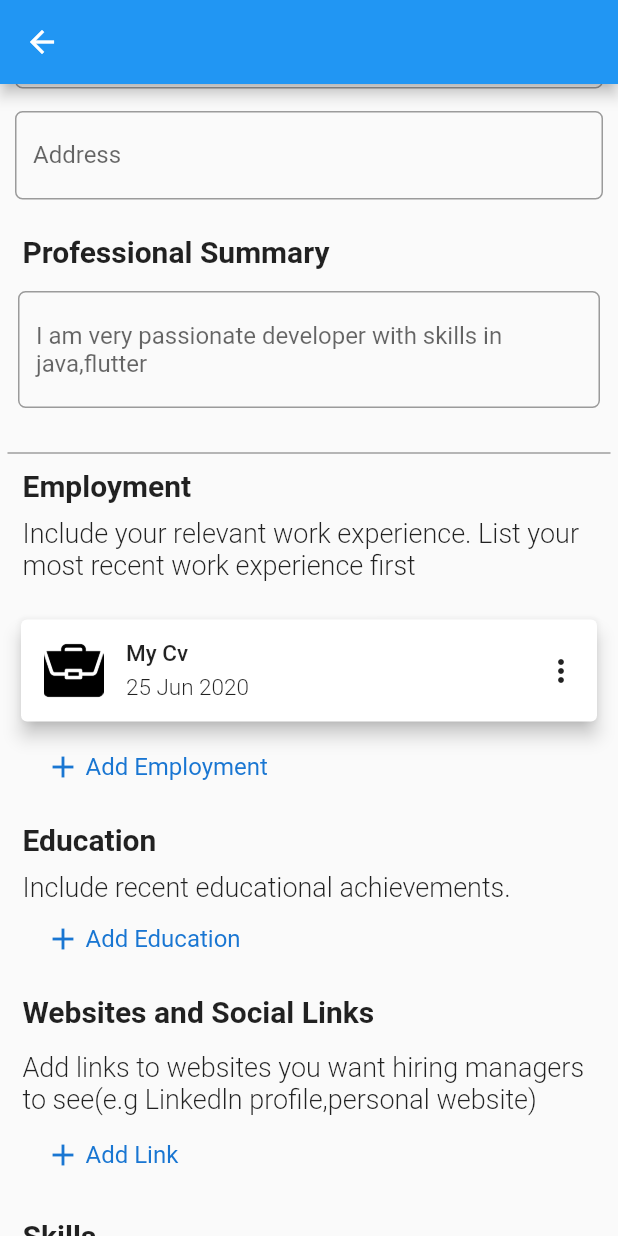
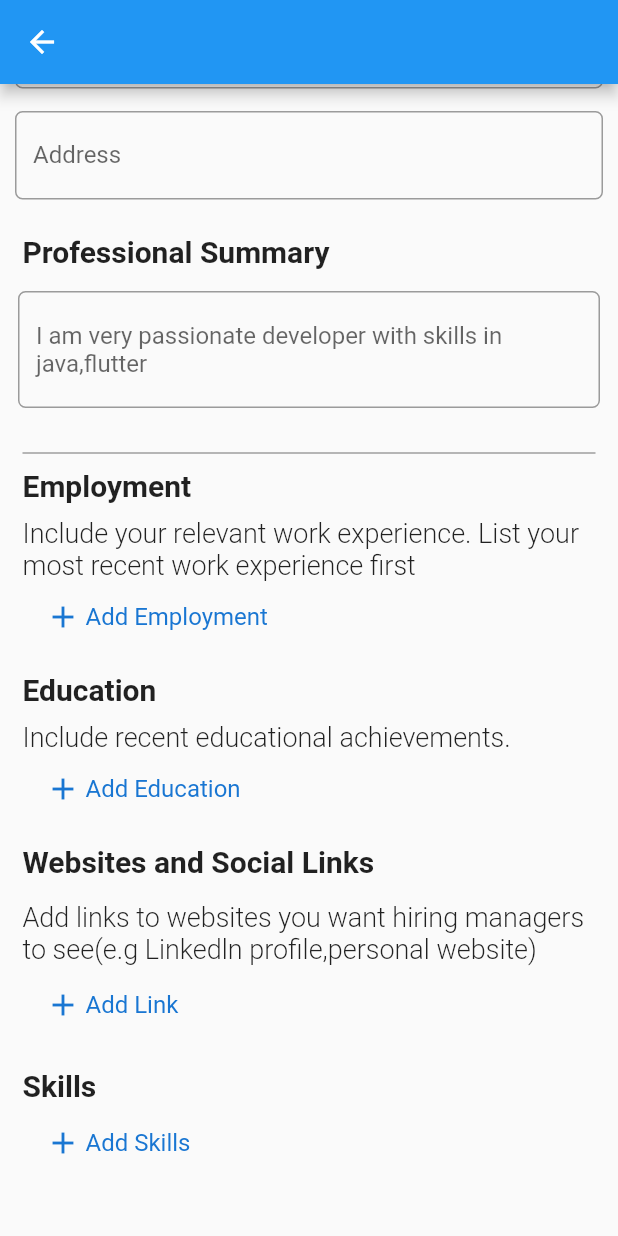
Before and after one commit to Itz-kwaz/CV-Generator, a Flutter app: the CreateCv screen opened directly, scrolled down 419 dp, on a phone screen of 412 x 824 dp. Run offline on Flutter 3.47's test engine with Material 2 defaults, Android fonts, the phone set to English and light mode, and no system bars; our stand-ins replace pdf, splashscreen.

Commit message:
Completed UI of the App

```diff
--- a/cv_generator/lib/main.dart
+++ b/cv_generator/lib/main.dart
@@ -115,9 +115,9 @@ class _MainScreenState extends State<MainScreen> {
                               ),
                               Container(
                                 child:Image(
-                                    image:AssetImage('assets/file.png')),
-                                width: 40.0,
-                                height: 40.0,
+                                    image:AssetImage('assets/resume.png')),
+                                width: 60.0,
+                                height: 60.0,
                               ),
                               SizedBox(
                                 width: 15.0,
--- a/cv_generator/lib/screen/create_cv.dart
+++ b/cv_generator/lib/screen/create_cv.dart
@@ -1,6 +1,8 @@
 import 'package:flutter/cupertino.dart';
 import 'package:flutter/material.dart';
-import 'package:cvgenerator/screen/details_screen.dart';
+import 'package:cvgenerator/screen/jobs_edu_screen.dart';
+import 'package:cvgenerator/screen/links_screen.dart';
+import 'package:cvgenerator/screen/skills_screen.dart';
 
 
 class CreateCv extends StatefulWidget{
@@ -11,20 +13,42 @@ class CreateCv extends StatefulWidget{
 
 class _CreateCvState extends State<CreateCv> {
 
+  final int count= 0;
+  final double height = 0;
+  final String imageUri = "assets/file.png";
+  List<Map> list;
+
+  String value;
   static const  popItem = <String>['Delete'];
   static List<PopupMenuItem<String>> _pop  = popItem.map((String val) =>
       PopupMenuItem<String>(
         value: val,
         child: Text(val),
       )).toList();
-  String value;
-  //Number os  work experiences added by User.
-  int jobCount;
+
+  //Variable for company List;
+  List<Map> jobData = new List();
+  int _jobCount = 0;
+  double _jobListHeight = 0;
+  String _jobImageUri = "assets/portfolio.png";
 
   //Number of educational achievements added by User.
-  int eduCount;
+  List<Map> eduData = new List();
+  int _eduCount = 0;
+  double _eduListHeight = 0.0;
+  String _eduImageUri = 'assets/extension.png';
 
-  int linkCount;
+  //Number of Social Links,Website or Portfolio LInks added by User
+  List<Map> linkData = new List();
+  int _linkCount = 0;
+  double _linkListHeight = 0.0;
+  String _linkImageUri = "assets/extension.png";
+
+  //Number of Skills added by User
+  List<Map> skillData = new List();
+  int _skillsCount = 0;
+  double _skillsListHeight = 0.0;
+  String _skillsImageUri = "assets/extension.png";
 
   TextEditingController _firstNameController;
   TextEditingController _lastNameController;
@@ -36,6 +60,7 @@ class _CreateCvState extends State<CreateCv> {
 
   @override
   Widget build(BuildContext context) {
+
     return Scaffold(
       appBar: AppBar(
       ),
@@ -129,7 +154,7 @@ class _CreateCvState extends State<CreateCv> {
           Padding(
             padding: EdgeInsets.only(left:12.0,right: 12.0,bottom: 5.0),
             child: TextField(
-              controller: _phoneNoController,
+              controller: _aboutController,
               maxLines: null,
               decoration: InputDecoration(
                  hintText: "I am very passionate developer with skills in java,flutter",
@@ -143,8 +168,8 @@ class _CreateCvState extends State<CreateCv> {
             color: Colors.grey,
             height: 20,
             thickness: 1,
-            indent: 5,
-            endIndent: 5,
+            indent: 15,
+            endIndent: 15,
           ),
           Padding(
             padding: EdgeInsets.only(left:15.0,bottom: 10.0),
@@ -164,12 +189,12 @@ class _CreateCvState extends State<CreateCv> {
                 ),)
           ),
           Container(
-              height: 100.0,
+            height: _jobListHeight,
             child: ListView.builder(
                 shrinkWrap: true,
-                  itemCount: 1,
-                  itemBuilder: (context, index) {
-                    return Container(
+                itemCount: _jobCount,
+                itemBuilder:(context,index){
+                  return  Container(
                       child: Padding(
                           padding: EdgeInsets.all(10.0),
                           child:GestureDetector(
@@ -184,7 +209,7 @@ class _CreateCvState extends State<CreateCv> {
                                         ),
                                         Container(
                                           child:Image(
-                                                image:AssetImage('assets/portfolio.png')),
+                                              image:AssetImage(_skillsImageUri)),
                                           width: 40.0,
                                           height: 40.0,
                                         ),
@@ -194,13 +219,13 @@ class _CreateCvState extends State<CreateCv> {
                                         Column(
                                           crossAxisAlignment: CrossAxisAlignment.start,
                                           children: <Widget>[
-                                              Text('My Cv',
+                                            Text(jobData[index]["firstLabel"],
                                                 style: TextStyle(
                                                     fontSize: 15.0,
                                                     fontWeight: FontWeight.w500
                                                 )),
                                             SizedBox(height: 5.0),
-                                              Text('25 Jun 2020',
+                                            Text(jobData[index]["secondLabel"],
                                                 style: TextStyle(
                                                     fontSize: 15.0,
                                                     fontWeight: FontWeight.w300
@@ -220,9 +245,11 @@ class _CreateCvState extends State<CreateCv> {
                           )
                       )
                   );
-                  })),
-          GestureDetector(
-            onTap: navigateTo,
+                }
+            ),),
+          InkWell(
+              splashColor: Colors.purple[100],
+              child:Container(
                 child: Row(
                   mainAxisAlignment: MainAxisAlignment.start,
                   children: <Widget>[
@@ -238,7 +265,10 @@ class _CreateCvState extends State<CreateCv> {
                           color: Colors.blue[700]
                       ),),
                   ],
-            ),
+                ),),
+              onTap:(){
+                navigateToDetailsScreen("Company","Job title","work");
+              }
           ),
           SizedBox(height:25.0),
           Padding(
@@ -259,12 +289,12 @@ class _CreateCvState extends State<CreateCv> {
                 ),)
           ),
           Container(
-              height: 0,
+            height: _eduListHeight,
             child: ListView.builder(
                 shrinkWrap: true,
-                  itemCount: 1,
-                  itemBuilder: (context, index) {
-                    return Container(
+                itemCount: _eduCount,
+                itemBuilder:(context,index){
+                  return  Container(
                       child: Padding(
                           padding: EdgeInsets.all(10.0),
                           child:GestureDetector(
@@ -279,7 +309,7 @@ class _CreateCvState extends State<CreateCv> {
                                         ),
                                         Container(
                                           child:Image(
-                                                image:AssetImage('assets/portfolio.png')),
+                                              image:AssetImage(_eduImageUri)),
                                           width: 40.0,
                                           height: 40.0,
                                         ),
@@ -289,13 +319,13 @@ class _CreateCvState extends State<CreateCv> {
                                         Column(
                                           crossAxisAlignment: CrossAxisAlignment.start,
                                           children: <Widget>[
-                                              Text('My Cv',
+                                            Text(eduData[index]["firstLabel"],
                                                 style: TextStyle(
                                                     fontSize: 15.0,
                                                     fontWeight: FontWeight.w500
                                                 )),
                                             SizedBox(height: 5.0),
-                                              Text('25 Jun 2020',
+                                            Text(eduData[index]["secondLabel"],
                                                 style: TextStyle(
                                                     fontSize: 15.0,
                                                     fontWeight: FontWeight.w300
@@ -315,9 +345,11 @@ class _CreateCvState extends State<CreateCv> {
                           )
                       )
                   );
-                  })),
-          GestureDetector(
-            onTap: navigateTo,
+                }
+            ),),
+          InkWell(
+              splashColor: Colors.purple[100],
+              child:Container(
                 child: Row(
                   mainAxisAlignment: MainAxisAlignment.start,
                   children: <Widget>[
@@ -333,7 +365,10 @@ class _CreateCvState extends State<CreateCv> {
                           color: Colors.blue[700]
                       ),),
                   ],
-            ),
+                ),),
+              onTap:(){
+                navigateToDetailsScreen("School","Degree","study");
+              }
           ),
           SizedBox(height:25.0),
           Padding(
@@ -354,12 +389,12 @@ class _CreateCvState extends State<CreateCv> {
                 ),)
           ),
             Container(
-              height: 0,
+            height: _linkListHeight,
             child: ListView.builder(
               shrinkWrap: true,
-                  itemCount: 1,
-                  itemBuilder: (context, index) {
-                    return Container(
+                itemCount: _linkCount,
+                itemBuilder:(context,index){
+                  return  Container(
                       child: Padding(
                           padding: EdgeInsets.all(10.0),
                           child:GestureDetector(
@@ -374,7 +409,7 @@ class _CreateCvState extends State<CreateCv> {
                                         ),
                                         Container(
                                           child:Image(
-                                                image:AssetImage('assets/portfolio.png')),
+                                              image:AssetImage(imageUri)),
                                           width: 40.0,
                                           height: 40.0,
                                         ),
@@ -384,13 +419,13 @@ class _CreateCvState extends State<CreateCv> {
                                         Column(
                                           crossAxisAlignment: CrossAxisAlignment.start,
                                           children: <Widget>[
-                                              Text('My Cv',
+                                            Text(linkData[index]["firstLabel"],
                                                 style: TextStyle(
                                                     fontSize: 15.0,
                                                     fontWeight: FontWeight.w500
                                                 )),
                                             SizedBox(height: 5.0),
-                                              Text('25 Jun 2020',
+                                            Text(linkData[index]["secondLabel"],
                                                 style: TextStyle(
                                                     fontSize: 15.0,
                                                     fontWeight: FontWeight.w300
@@ -410,14 +445,17 @@ class _CreateCvState extends State<CreateCv> {
                           )
                       )
                   );
-                  })),
-          Row(
+                }
+            ),),
+          InkWell(
+            splashColor: Colors.purple[100],
+            child:Container(
+            child: Row(
             mainAxisAlignment: MainAxisAlignment.start,
             children: <Widget>[
             SizedBox(width: 30.0,),
             Icon(Icons.add,
             color: Colors.blue[700],
-
             ),
             SizedBox(width:3.0),
             Text("Add Link",
@@ -427,7 +465,12 @@ class _CreateCvState extends State<CreateCv> {
             color: Colors.blue[700]
             ),),
             ],
+            ),),
+              onTap:(){
+                navigateToLinksScreen();
+              }
           ),
+
           SizedBox(height: 30.0),
           Padding(
             padding: EdgeInsets.only(left:15.0,bottom: 15.0),
@@ -438,12 +481,12 @@ class _CreateCvState extends State<CreateCv> {
               ),),
           ),
           Container(
-              height: 0,
+            height: _skillsListHeight,
             child: ListView.builder(
                 shrinkWrap: true,
-                  itemCount: 1,
-                  itemBuilder: (context, index) {
-                    return Container(
+                itemCount: _skillsCount,
+                itemBuilder:(context,index){
+                  return  Container(
                       child: Padding(
                           padding: EdgeInsets.all(10.0),
                           child:GestureDetector(
@@ -458,7 +501,7 @@ class _CreateCvState extends State<CreateCv> {
                                         ),
                                         Container(
                                           child:Image(
-                                                image:AssetImage('assets/portfolio.png')),
+                                              image:AssetImage(_skillsImageUri)),
                                           width: 40.0,
                                           height: 40.0,
                                         ),
@@ -468,10 +511,16 @@ class _CreateCvState extends State<CreateCv> {
                                         Column(
                                           crossAxisAlignment: CrossAxisAlignment.start,
                                           children: <Widget>[
-                                              Text('My Cv',
+                                            Text(skillData[index]["firstLabel"],
                                                 style: TextStyle(
                                                     fontSize: 15.0,
                                                     fontWeight: FontWeight.w500
+                                                )),
+                                            SizedBox(height: 5.0),
+                                            Text(skillData[index]["secondLabel"],
+                                                style: TextStyle(
+                                                    fontSize: 15.0,
+                                                    fontWeight: FontWeight.w300
                                                 )),
                                           ],
                                         ),
@@ -482,41 +531,93 @@ class _CreateCvState extends State<CreateCv> {
                                             },
                                             itemBuilder:(BuildContext context) =>_pop)
                                       ],
-                                      ), ))
+                                    ), )
+
+                              )
                           )
                       )
                   );
-                  })),
-          Row(
+                }
+            ),),
+          InkWell(
+              splashColor: Colors.purple[100],
+              child:Container(
+                child: Row(
                   mainAxisAlignment: MainAxisAlignment.start,
                   children: <Widget>[
-              SizedBox(width: 15.0,),
+                    SizedBox(width: 30.0,),
                     Icon(Icons.add,
                       color: Colors.blue[700],
                     ),
                     SizedBox(width:3.0),
-              Text("Add Skill",
+                    Text("Add Skills",
                       style: TextStyle(
                           fontSize: 16.0,
                           fontWeight: FontWeight.w400,
                           color: Colors.blue[700]
                       ),),
                   ],
+                ),),
+              onTap:(){
+                navigateToSkillsScreen();
+              }
           ),
-
           SizedBox(height: 50,)
         ],
         );
       })
     );
   }
-  void navigateTo() async {
-    bool result = await Navigator.push(context, MaterialPageRoute(
-      builder: (context)  => DetailsScreen(),
+  void navigateToDetailsScreen(String firstLabel, String secondLabel,String hintText) async {
+    Map result = await Navigator.push(context, MaterialPageRoute(
+      builder: (context)  => JobsEduScreen(firstLabel,secondLabel,hintText),
     )
     );
-    if(result == true){
-    }
+    if(result.isNotEmpty){
+      if(result['hintText'] == 'work'){
+        debugPrint("enter");
+        setState(() {
+          jobData.add(result);
+          _jobCount += 1;
+          _jobListHeight += 100.0;
+        });
+      }else if(result['hintText'] == 'study'){
+        debugPrint('entered');
+        setState(() {
+          eduData.add(result);
+          _eduCount += 1;
+          _eduListHeight += 100.0;
+        });
       }
 
     }
+  }
+  void navigateToSkillsScreen() async {
+
+    Map result = await Navigator.push(context, MaterialPageRoute(
+      builder: (context)  => SkillsScreen(),
+    )
+    );
+    if(result.isNotEmpty){
+      setState(() {
+        skillData.add(result);
+        _skillsCount += 1;
+        _skillsListHeight += 100.0;
+      });
+    }
+  }
+  void navigateToLinksScreen() async {
+    Map result = await Navigator.push(context, MaterialPageRoute(
+      builder: (context)  => LinksScreen()
+    )
+    );
+    if(result.isNotEmpty){
+      setState(() {
+        linkData.add(result);
+        debugPrint(result["firstLabel"]);
+        _linkCount += 1;
+        _linkListHeight += 100.0;
+      });
+    }
+  }
+}
--- a/cv_generator/pubspec.yaml
+++ b/cv_generator/pubspec.yaml
@@ -50,6 +50,7 @@ flutter:
     - assets/extension.png
     - assets/file.png
     - assets/portfolio.png
+    - assets/resume.png
 
   # To add assets to your application, add an assets section, like this:
   # assets:
```
Also changed, not shown: cv_generator/lib/screen/details_screen.dart (deleted, +0 -120 lines), cv_generator/lib/screen/jobs_edu_screen.dart (added, +179 -0 lines), cv_generator/lib/screen/links_screen.dart (added, +82 -0 lines), cv_generator/lib/screen/skills_screen.dart (added, +123 -0 lines), cv_generator/assets/resume.png (added). Lines whose indentation alone changed are shown as unchanged.
